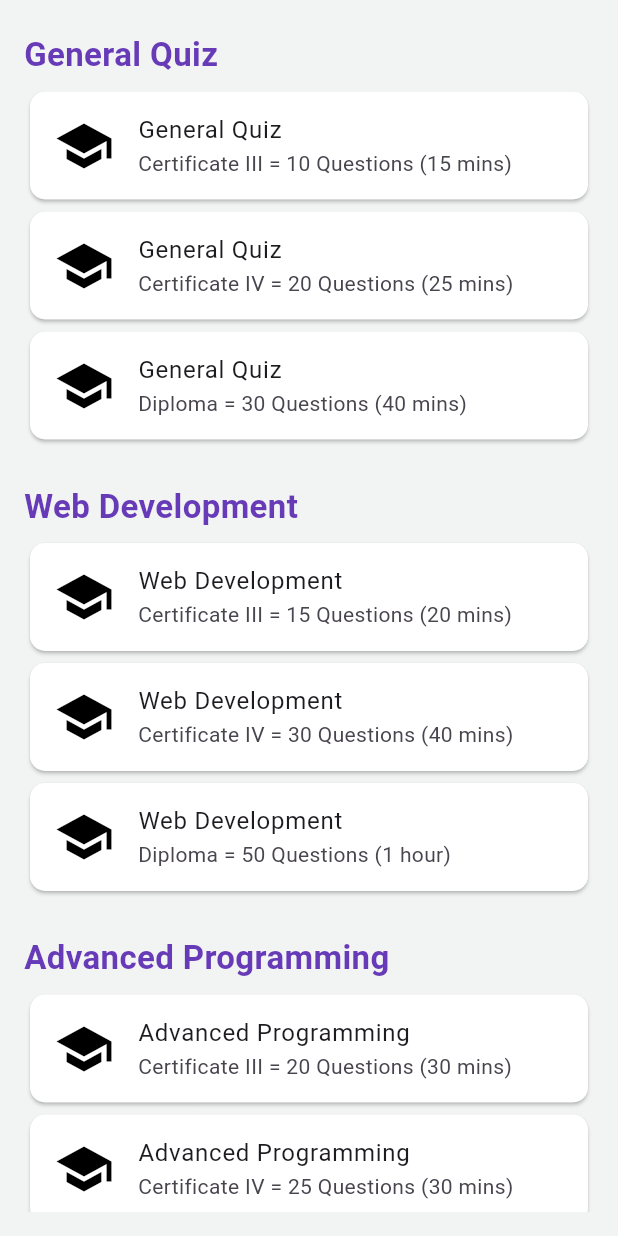
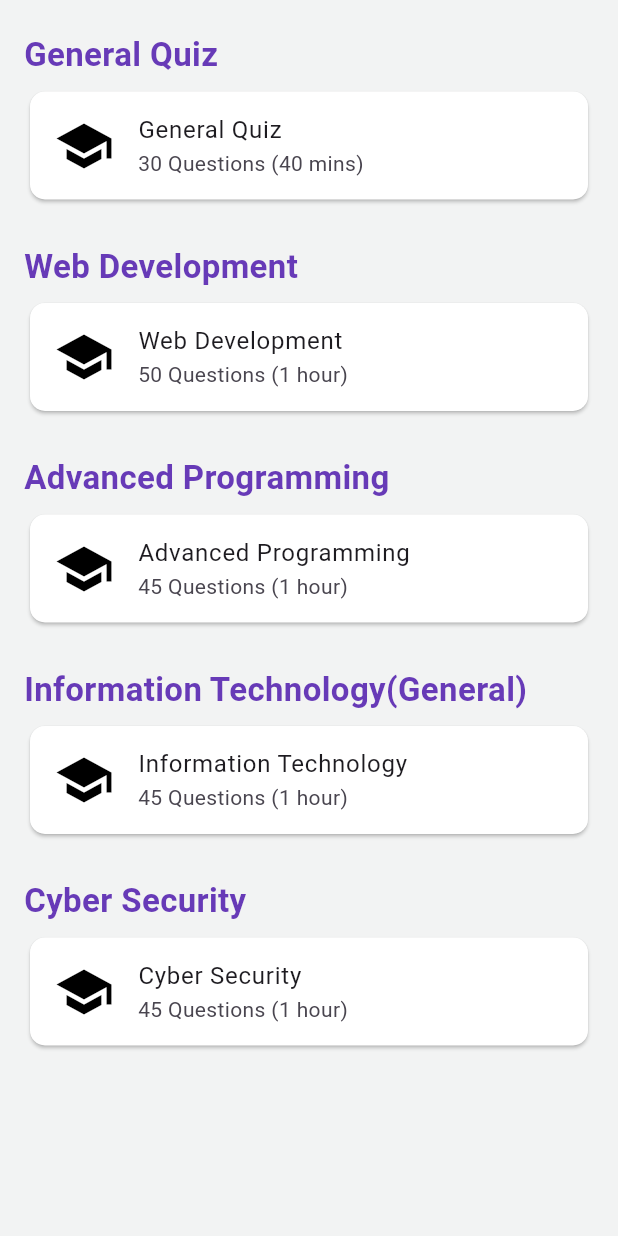
Before and after one commit to cliveeee/quiz_app_flutter, a Flutter app: the QuizPage screen opened directly, on a phone screen of 412 x 824 dp. Run offline on Flutter 3.47's test engine with Material 3 defaults, Android fonts, the phone set to English and light mode, and no system bars; our stand-ins replace flutter_image_compress, font_awesome_flutter, get_it, image_picker, permission_handler, shared_preferences; accounts and stored records are empty.

Commit message:
refactor(quiz_page): remove courselevel, edit description in quiz cards

```diff
--- a/lib/features/quizzes/pages/quiz_page.dart
+++ b/lib/features/quizzes/pages/quiz_page.dart
@@ -21,120 +21,45 @@ class _QuizPageState extends State<QuizPage> {
             SectionTitle(title: "General Quiz"),
             QuizCard(
               title: "General Quiz",
-              courseLevel: "Certificate III",
-              details: "10 Questions (15 mins)",
-              description: "A basic general knowledge quiz to assess your understanding of common topics for Certificate III.",
+              details: "30 Questions (40 mins)",
+              description: "A comprehensive general knowledge quiz with mixed difficulty levels.",
               quizId: 1,
-            ),
-            QuizCard(
-              title: "General Quiz",
-              courseLevel: "Certificate IV",
-              details: "20 Questions (25 mins)",
-              description: "An intermediate general knowledge quiz covering topics for Certificate IV.",
-              quizId: 2,
-            ),
-            QuizCard(
-              title: "General Quiz",
-              courseLevel: "Diploma",
-              details: "30 Questions (40 mins)",
-              description: "A comprehensive general knowledge quiz designed for Diploma level learners.",
-              quizId: 3,
             ),
             SizedBox(height: 20),
 
             SectionTitle(title: "Web Development"),
             QuizCard(
               title: "Web Development",
-              courseLevel: "Certificate III",
-              details: "15 Questions (20 mins)",
-              description: "An introductory quiz to test your basic knowledge in web development for Certificate III.",
-              quizId: 4,
-            ),
-            QuizCard(
-              title: "Web Development",
-              courseLevel: "Certificate IV",
-              details: "30 Questions (40 mins)",
-              description: "An intermediate web development quiz aimed at Certificate IV students.",
-              quizId: 5,
-            ),
-            QuizCard(
-              title: "Web Development",
-              courseLevel: "Diploma",
               details: "50 Questions (1 hour)",
-              description: "An advanced quiz for web development students at the Diploma level.",
-              quizId: 6,
+              description: "A web development quiz with various difficulty levels.",
+              quizId: 2,
             ),
             SizedBox(height: 20),
 
             SectionTitle(title: "Advanced Programming"),
             QuizCard(
               title: "Advanced Programming",
-              courseLevel: "Certificate III",
-              details: "20 Questions (30 mins)",
-              description: "Test your basic programming skills with this quiz for Certificate III level.",
-              quizId: 7,
-            ),
-            QuizCard(
-              title: "Advanced Programming",
-              courseLevel: "Certificate IV",
-              details: "25 Questions (30 mins)",
-              description: "An intermediate programming quiz to evaluate your skills for Certificate IV.",
-              quizId: 8,
-            ),
-            QuizCard(
-              title: "Advanced Programming",
-              courseLevel: "Diploma",
               details: "45 Questions (1 hour)",
-              description: "A challenging quiz designed to test Diploma level programming knowledge.",
-              quizId: 9,
+              description: "An advanced programming quiz that covers a wide range of topics and difficulty levels.",
+              quizId: 3,
             ),
             SizedBox(height: 20),
 
             SectionTitle(title: "Information Technology(General)"),
             QuizCard(
               title: "Information Technology",
-              courseLevel: "Certificate III",
-              details: "20 Questions (30 mins)",
-              description: "Basic IT concepts and knowledge quiz for Certificate III level students.",
-              quizId: 10,
-            ),
-            QuizCard(
-              title: "Information Technology",
-              courseLevel: "Certificate IV",
-              details: "25 Questions (30 mins)",
-              description: "Intermediate IT concepts quiz for Certificate IV students.",
-              quizId: 11,
-            ),
-            QuizCard(
-              title: "Information Technology",
-              courseLevel: "Diploma",
               details: "45 Questions (1 hour)",
-              description: "Advanced IT quiz focused on core concepts for Diploma students.",
-              quizId: 12,
+              description: "A general IT quiz featuring questions of various difficulty levels.",
+              quizId: 4,
             ),
             SizedBox(height: 20),
 
             SectionTitle(title: "Cyber Security"),
             QuizCard(
               title: "Cyber Security",
-              courseLevel: "Certificate III",
-              details: "20 Questions (30 mins)",
-              description: "Basic cyber security quiz covering fundamental concepts for Certificate III students.",
-              quizId: 13,
-            ),
-            QuizCard(
-              title: "Cyber Security",
-              courseLevel: "Certificate IV",
-              details: "25 Questions (30 mins)",
-              description: "Intermediate cyber security topics quiz aimed at Certificate IV students.",
-              quizId: 14,
-            ),
-            QuizCard(
-              title: "Cyber Security",
-              courseLevel: "Diploma",
               details: "45 Questions (1 hour)",
-              description: "Advanced cyber security concepts quiz for Diploma students.",
-              quizId: 15,
+              description: "A cyber security quiz with mixed difficulty questions.",
+              quizId: 5,
             ),
             SizedBox(height: 100),
           ],
@@ -167,7 +92,6 @@ class SectionTitle extends StatelessWidget {
 
 class QuizCard extends StatelessWidget {
   final String title;
-  final String courseLevel;
   final String details;
   final String description;
   final int quizId;
@@ -175,7 +99,6 @@ class QuizCard extends StatelessWidget {
   const QuizCard(
       {super.key,
       required this.title,
-      required this.courseLevel,
       required this.details,
       required this.description,
       required this.quizId});
@@ -189,10 +112,10 @@ class QuizCard extends StatelessWidget {
               MaterialPageRoute(
                   builder: (context) => QuizDetailPage(
                       title: title,
-                      courseLevel: courseLevel,
                       details: details,
                       description: description,
-                      quizId: quizId)));
+                      quizId: quizId,
+                      courseLevel: '',)));
         },
         child: Card(
           color: Colors.white,
@@ -203,7 +126,7 @@ class QuizCard extends StatelessWidget {
           child: ListTile(
             leading: const Icon(Icons.school, size: 40, color: Colors.black),
             title: Text(title),
-            subtitle: Text('$courseLevel = $details'),
+            subtitle: Text(details),
           ),
         ));
   }
```
